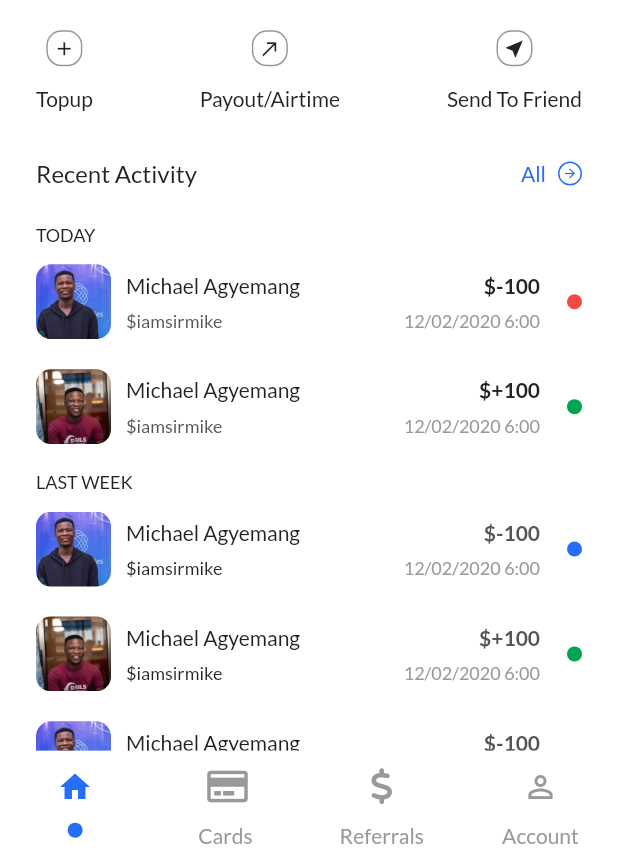
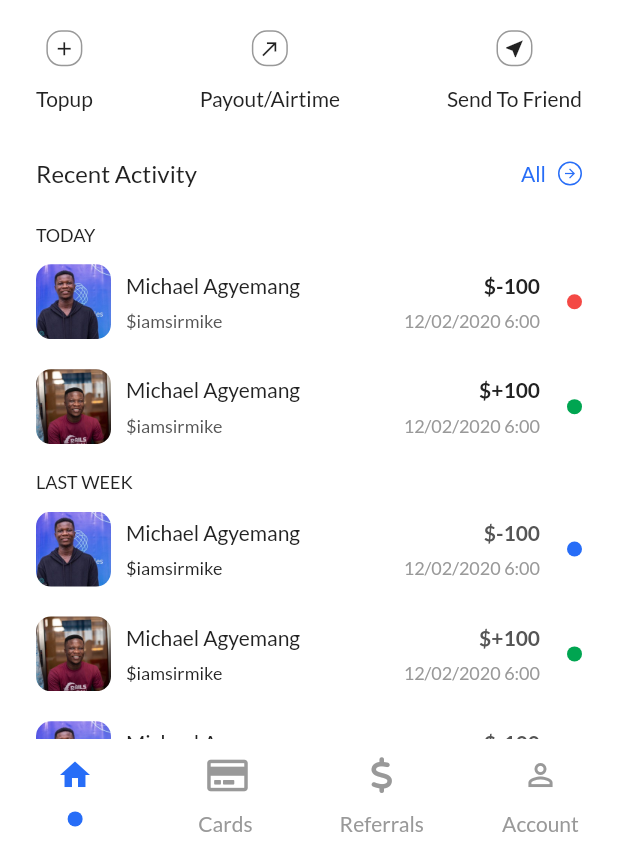
Before and after one commit to iamsirmike/BitsikaUIClone, a Flutter app: the screen it shows after launch, on a phone screen of 412 x 824 dp, the part 373-1236 px from its top. Run offline on Flutter 3.47's test engine with Material 2 defaults, Android fonts, the phone set to English and light mode, and no system bars; our stand-ins replace flutter_icons, google_fonts.

Commit message:
fixed overflowing issue

```diff
--- a/lib/screens/reusableWidgets/navigation.dart
+++ b/lib/screens/reusableWidgets/navigation.dart
@@ -33,7 +33,7 @@ class _NavigationState extends State<Navigation> {
       body: pages[currentIndex],
       bottomNavigationBar: Container(
         padding: EdgeInsets.all(0),
-        height: height / 11,
+        height: height / 10,
         decoration: BoxDecoration(
           color: Color(0xffFFFFFF),
         ),
```
